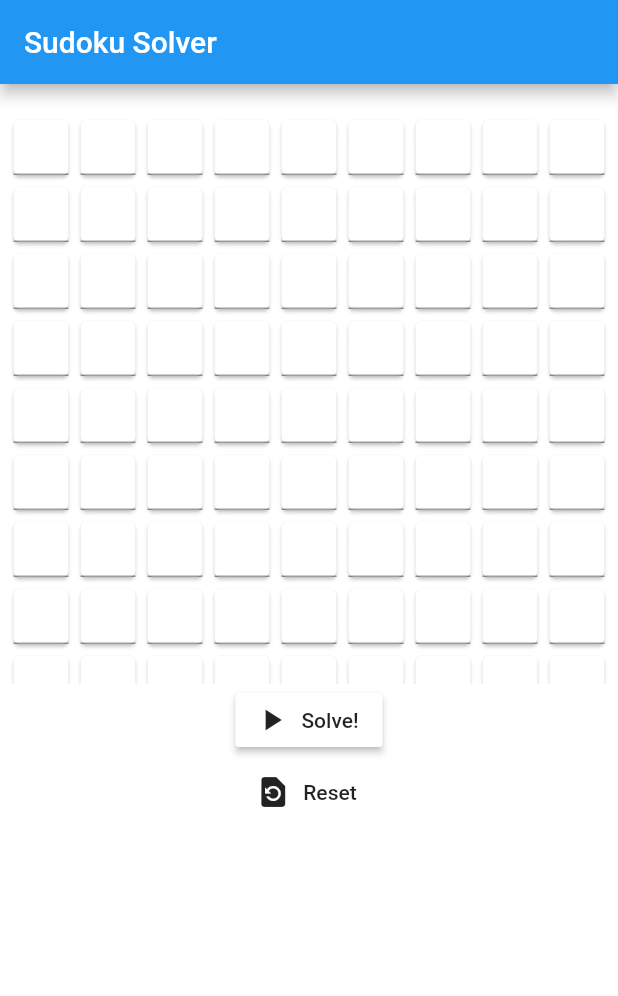
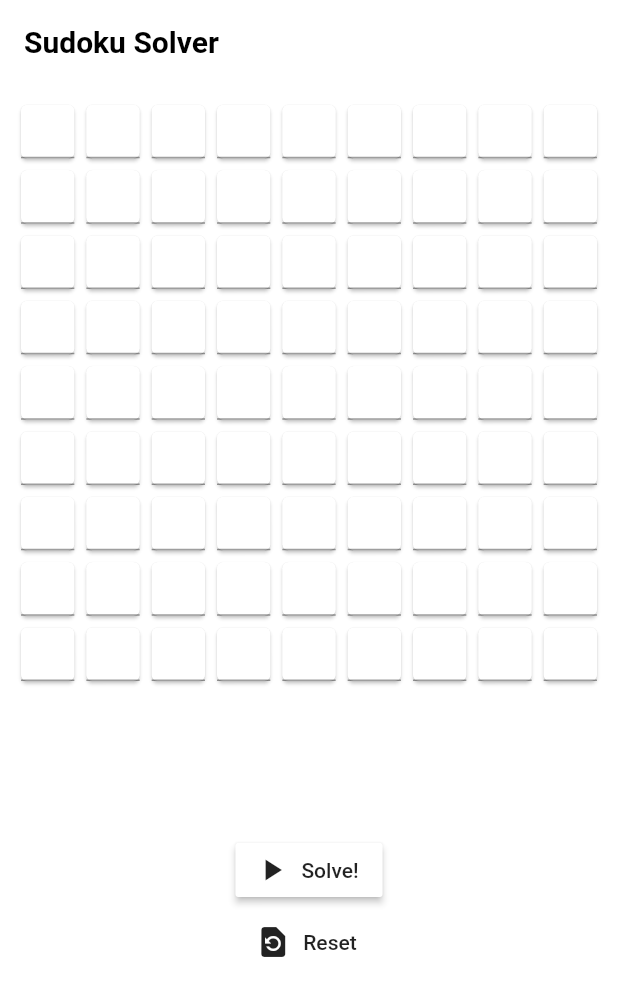
Before and after one commit to saisanjana/Sudoku-Solver, a Flutter app: the screen it shows after launch, after a tap on "Solve!", on a phone screen of 412 x 824 dp. Shown: the top 996 px of the screen. Run offline on Flutter 3.47's test engine with Material 2 defaults, Android fonts, the phone set to English and light mode, and no system bars; statements that could not run were skipped.

```diff
--- a/lib/main.dart
+++ b/lib/main.dart
@@ -32,10 +32,10 @@ class _MyHomePageState extends State<MyHomePage> {
   }
 
   void set1(int ind, String k) {
-    if(k==''){
-      nums[ind]=0;
-    }else{
-      nums[ind]=int.parse(k);
+    if (k == '') {
+      nums[ind] = 0;
+    } else {
+      nums[ind] = int.parse(k);
     }
   }
 
@@ -221,37 +221,45 @@ class _MyHomePageState extends State<MyHomePage> {
     return true;
   }
 
-  bool solve(int ind) {
-    print(ind);
-    if(ind==81){
+  Future<bool> solve(int ind) async {
+    if (ind == 81) {
       return true;
     }
-    if(nums[ind]!=0){
-      if(solve(ind+1)){
+    if (nums[ind] != 0) {
+      bool v = await solve(ind + 1);
+      if (v) {
         return true;
-      }else{
+      } else {
         return false;
       }
     }
-    for(int i=1;i<=9;i++){
-      if(isSafe(ind,i)){
+    for (int i = 1; i <= 9; i++) {
+      setState(() {
+        controllers[ind].text = i.toString();
+      });
+      bool v = isSafe(ind, i);
+      if (v) {
         setState(() {
-          nums[ind]=i;
-          controllers[ind].text=nums[ind].toString();
+          nums[ind] = i;
+          controllers[ind].text = nums[ind].toString();
         });
-        if(solve(ind+1)){
+        if (await solve(ind + 1)) {
           return true;
-        }else{
+        } else {
           setState(() {
-            nums[ind]=0;
-            controllers[ind].text='';
+            nums[ind] = 0;
+            controllers[ind].text = '';
           });
-          return false;
         }
       }
     }
+    setState(() {
+      controllers[ind].text = '';
+    });
+
     return false;
   }
+
   void reset() {
     //print(nums);
     setState(() {
@@ -262,11 +270,24 @@ class _MyHomePageState extends State<MyHomePage> {
     });
   }
 
+  Future<void> solving() async{
+    bool v=await solve(0);
+    if(v==false){
+      print(v);
+    }
+  }
+
   @override
   Widget build(BuildContext context) {
     return Scaffold(
       appBar: AppBar(
-        title: Text('Sudoku Solver'),
+        title: Text(
+          'Sudoku Solver',
+          style: TextStyle(
+              color: Colors.black, fontSize: 20, fontWeight: FontWeight.bold),
+        ),
+        backgroundColor: Colors.transparent,
+        elevation: 0,
       ),
       backgroundColor: Color.alphaBlend(
         Color.fromRGBO(255, 192, 203, 3),
@@ -278,16 +299,16 @@ class _MyHomePageState extends State<MyHomePage> {
           children: <Widget>[
             Container(
               //color: Colors.blue,
-              padding: EdgeInsets.only(
-                top: 20,
-                left: 5,
-                right: 5,
+              padding: EdgeInsets.all(
+               10
               ),
-              height: 400,
-              width: double.infinity,
+
+              height: 500,
+
+              //width: double.infinity,
               child: GridView.builder(
                 gridDelegate: SliverGridDelegateWithFixedCrossAxisCount(
-                    crossAxisCount: 9),
+                    childAspectRatio: 1 / 1, crossAxisCount: 9),
                 itemBuilder: (_, ind) => Card(
                   child: TextFormField(
                     //focusNode: focusNode,
@@ -304,7 +325,9 @@ class _MyHomePageState extends State<MyHomePage> {
             ),
             RaisedButton.icon(
               color: Colors.white,
-              onPressed:(){ bool v = solve(0); print(nums);},
+              onPressed: () {
+                return solving();
+              },
               icon: Icon(Icons.play_arrow),
               label: Text('Solve!'),
             ),
```
